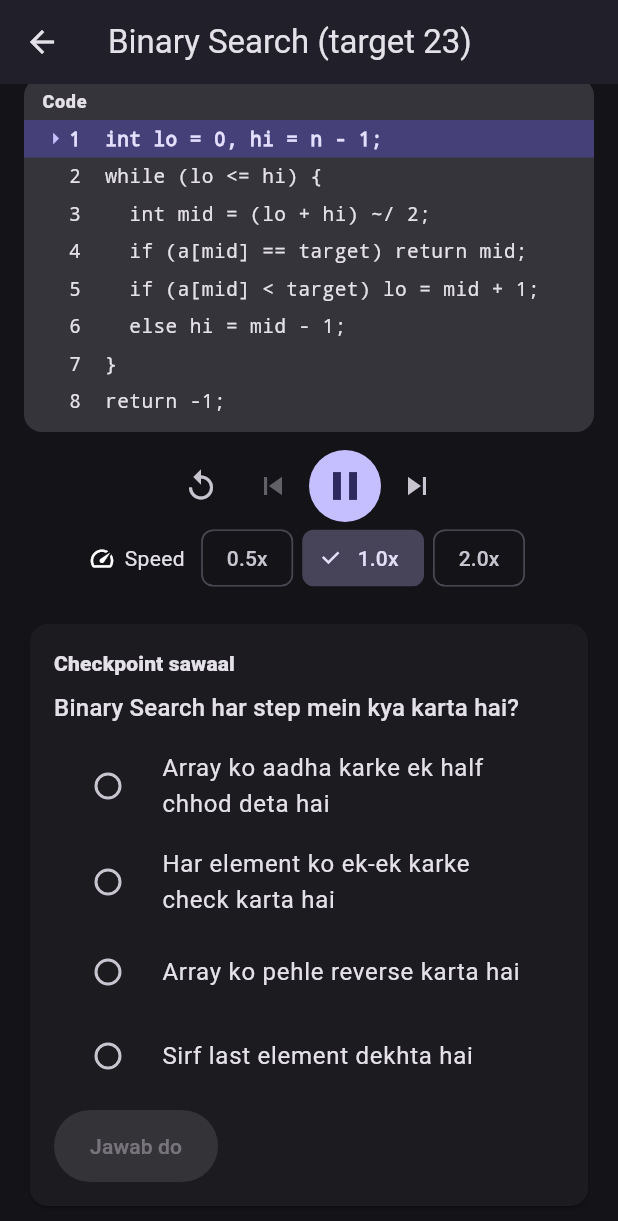
After one commit to satyamsharma-stacklab/abhay-app, a Flutter app: the BinarySearchPage screen opened directly, scrolled down 292 dp, after a tap on the "play arrow" icon, on a phone screen of 412 x 824 dp. The commit adds this screen. Shown: the top 1221 px of the screen. Run offline on Flutter 3.47's test engine with Material 3 defaults, Android fonts, the phone set to English and light mode, and no system bars.

Commit message:
Part 5 (2/3): Binary Search page and checkpoint

```diff
--- a/lib/core/constants/strings.dart
+++ b/lib/core/constants/strings.dart
@@ -63,4 +63,12 @@ class AppStrings {
   static const ctrlPrevious = 'Peeche';
   static const ctrlRestart = 'Restart';
   static const ctrlSpeed = 'Speed';
+
+  // Binary Search page
+  static const bsTarget = 'Target';
+  static const bsSubmit = 'Jawab do';
+  static const bsCorrect = 'Sahi jawab!';
+  static const bsWrong = 'Galat, phir se socho.';
+  static const bsCheckpointTitle = 'Checkpoint sawaal';
+  static const bsFinishHint = 'Visualization khatam. Ab sawaal solve karo.';
 }
--- /dev/null
+++ b/lib/features/algorithms/binary_search/binary_search_page.dart
@@ -0,0 +1,38 @@
+import 'package:flutter/material.dart';
+
+import '../../visualization/widgets/visualization_player.dart';
+import 'binary_search_code.dart';
+import 'binary_search_generator.dart';
+import 'checkpoint_card.dart';
+
+/// Binary Search: player + neeche checkpoint sawaal.
+class BinarySearchPage extends StatelessWidget {
+  const BinarySearchPage({super.key});
+
+  static const _input = [2, 5, 8, 12, 16, 23, 38];
+  static const _target = 23;
+
+  @override
+  Widget build(BuildContext context) {
+    final viz = BinarySearchGenerator().generate(
+      input: _input,
+      target: _target,
+    );
+
+    return Scaffold(
+      appBar: AppBar(title: Text('${viz.title} (target $_target)')),
+      body: ListView(
+        key: const Key('page-binary-search'),
+        padding: const EdgeInsets.all(16),
+        children: [
+          VisualizationPlayer(
+            visualization: viz,
+            codeLines: binarySearchCodeLines,
+          ),
+          const SizedBox(height: 16),
+          CheckpointCard(checkpoint: viz.checkpoint),
+        ],
+      ),
+    );
+  }
+}
--- /dev/null
+++ b/lib/features/algorithms/binary_search/checkpoint_card.dart
@@ -0,0 +1,111 @@
+import 'package:flutter/material.dart';
+
+import '../../../core/constants/strings.dart';
+import '../../visualization/engine/checkpoint.dart';
+
+/// Ek checkpoint sawaal: options, jawab, feedback.
+/// Sahi/galat dono par icon + text hai, sirf colour nahi.
+class CheckpointCard extends StatefulWidget {
+  final Checkpoint checkpoint;
+
+  const CheckpointCard({super.key, required this.checkpoint});
+
+  @override
+  State<CheckpointCard> createState() => _CheckpointCardState();
+}
+
+class _CheckpointCardState extends State<CheckpointCard> {
+  int? _selected;
+  bool? _result;
+
+  void _submit() {
+    final s = _selected;
+    if (s == null) return;
+    setState(() => _result = widget.checkpoint.isCorrect(s));
+  }
+
+  @override
+  Widget build(BuildContext context) {
+    final cp = widget.checkpoint;
+    final theme = Theme.of(context);
+    final scheme = theme.colorScheme;
+
+    return Card(
+      key: const Key('checkpoint-card'),
+      child: Padding(
+        padding: const EdgeInsets.all(16),
+        child: Column(
+          crossAxisAlignment: CrossAxisAlignment.start,
+          children: [
+            Text(
+              AppStrings.bsCheckpointTitle,
+              style: theme.textTheme.labelLarge
+                  ?.copyWith(fontWeight: FontWeight.w800),
+            ),
+            const SizedBox(height: 8),
+            Text(cp.question, style: theme.textTheme.titleMedium),
+            const SizedBox(height: 8),
+            RadioGroup<int>(
+              groupValue: _selected,
+              onChanged: (v) {
+                if (_result == null) setState(() => _selected = v);
+              },
+              child: Column(
+                children: [
+                  for (var i = 0; i < cp.options.length; i++)
+                    RadioListTile<int>(
+                      key: Key('option-$i'),
+                      value: i,
+                      title: Text(cp.options[i]),
+                    ),
+                ],
+              ),
+            ),
+            const SizedBox(height: 8),
+            if (_result == null)
+              FilledButton(
+                key: const Key('btn-submit'),
+                onPressed: _selected == null ? null : _submit,
+                child: const Text(AppStrings.bsSubmit),
+              )
+            else
+              Container(
+                key: const Key('feedback'),
+                padding: const EdgeInsets.all(12),
+                decoration: BoxDecoration(
+                  color: _result!
+                      ? scheme.tertiaryContainer
+                      : scheme.errorContainer,
+                  borderRadius: BorderRadius.circular(12),
+                ),
+                child: Row(
+                  crossAxisAlignment: CrossAxisAlignment.start,
+                  children: [
+                    Icon(_result! ? Icons.check_circle : Icons.cancel),
+                    const SizedBox(width: 8),
+                    Expanded(
+                      child: Column(
+                        crossAxisAlignment: CrossAxisAlignment.start,
+                        children: [
+                          Text(
+                            _result!
+                                ? AppStrings.bsCorrect
+                                : AppStrings.bsWrong,
+                            style: const TextStyle(
+                              fontWeight: FontWeight.w800,
+                            ),
+                          ),
+                          const SizedBox(height: 4),
+                          Text(cp.explanationHinglish),
+                        ],
+                      ),
+                    ),
+                  ],
+                ),
+              ),
+          ],
+        ),
+      ),
+    );
+  }
+}
```
Also changed, not shown: lib/features/algorithms/binary_search/binary_search_code.dart (renamed from lib/features/algorithms/binary_search_code.dart), 1 other file.
